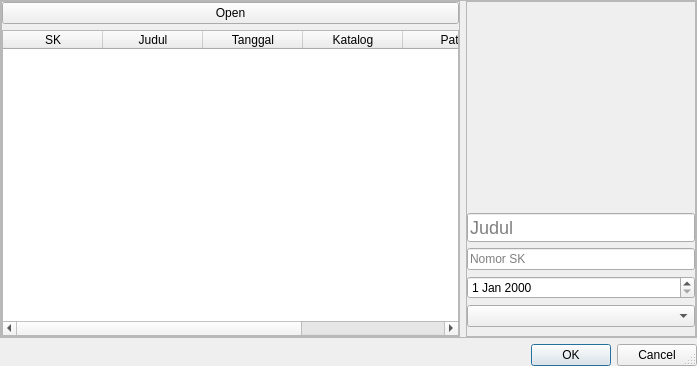
First picture: the form in src/importView.ui, repository willnode/Arsipin, before the edit.
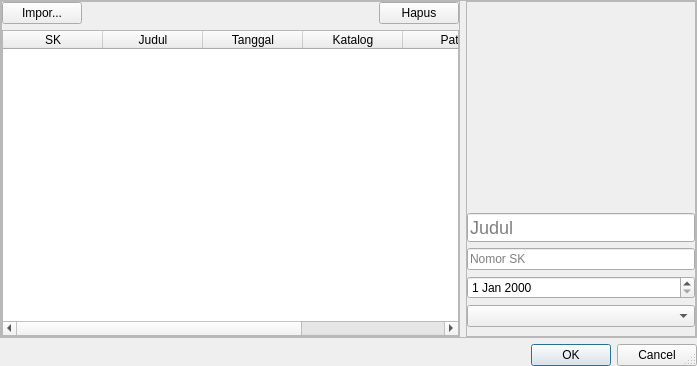
Second picture: the form after the edit.

Commit message: Search dialog

```diff
--- a/src/importView.ui
+++ b/src/importView.ui
@@ -87,11 +87,38 @@
           <number>0</number>
          </property>
          <item>
-          <widget class="QPushButton" name="openBtn">
-           <property name="text">
-            <string>Open</string>
+          <layout class="QHBoxLayout" name="horizontalLayout_2">
+           <property name="bottomMargin">
+            <number>0</number>
            </property>
-          </widget>
+           <item>
+            <widget class="QPushButton" name="openBtn">
+             <property name="text">
+              <string>Impor...</string>
+             </property>
+            </widget>
+           </item>
+           <item>
+            <spacer name="horizontalSpacer">
+             <property name="orientation">
+              <enum>Qt::Horizontal</enum>
+             </property>
+             <property name="sizeHint" stdset="0">
+              <size>
+               <width>40</width>
+               <height>20</height>
+              </size>
+             </property>
+            </spacer>
+           </item>
+           <item>
+            <widget class="QPushButton" name="delBtn">
+             <property name="text">
+              <string>Hapus</string>
+             </property>
+            </widget>
+           </item>
+          </layout>
          </item>
          <item>
           <widget class="QTableWidget" name="listing">
```
The commit also changes 7 other files.
